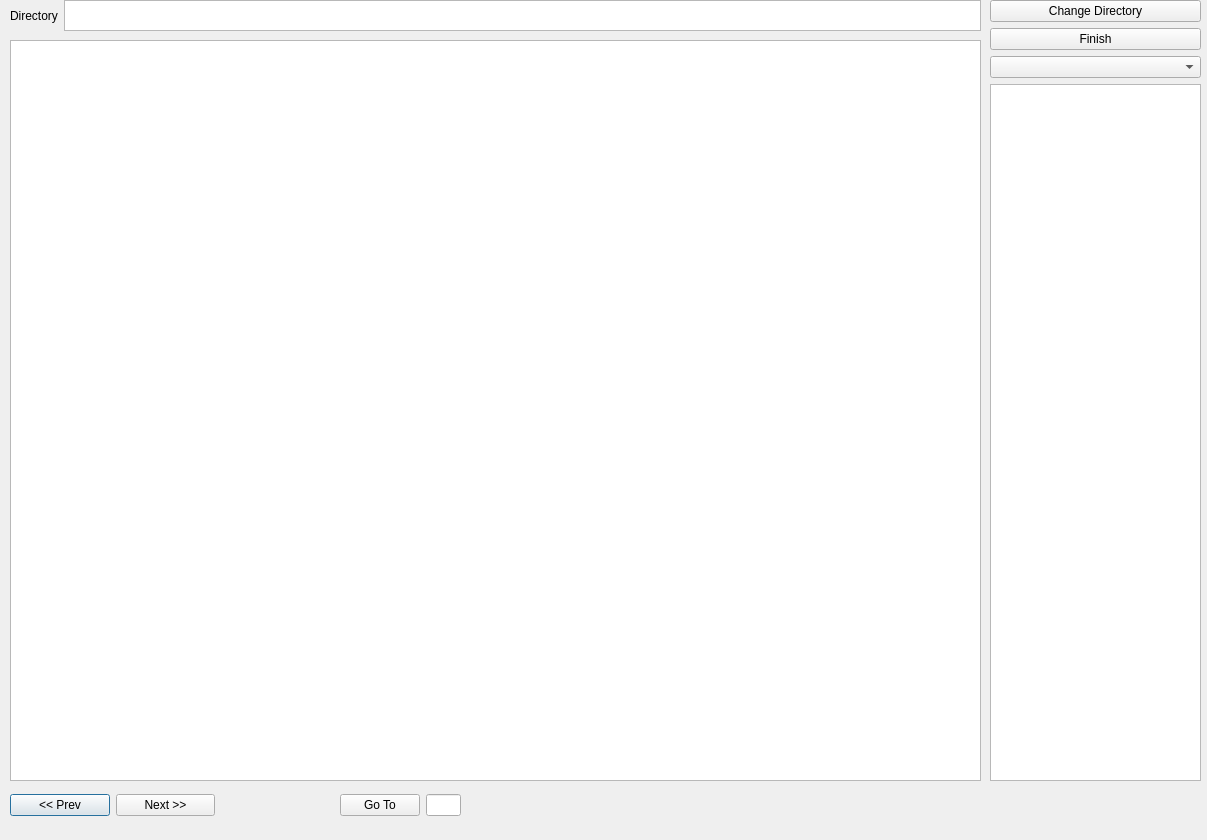
amorphousmd/Image_Labeler_PyQT5, file PyQTLabelerVer1.ui: the form before one commit.
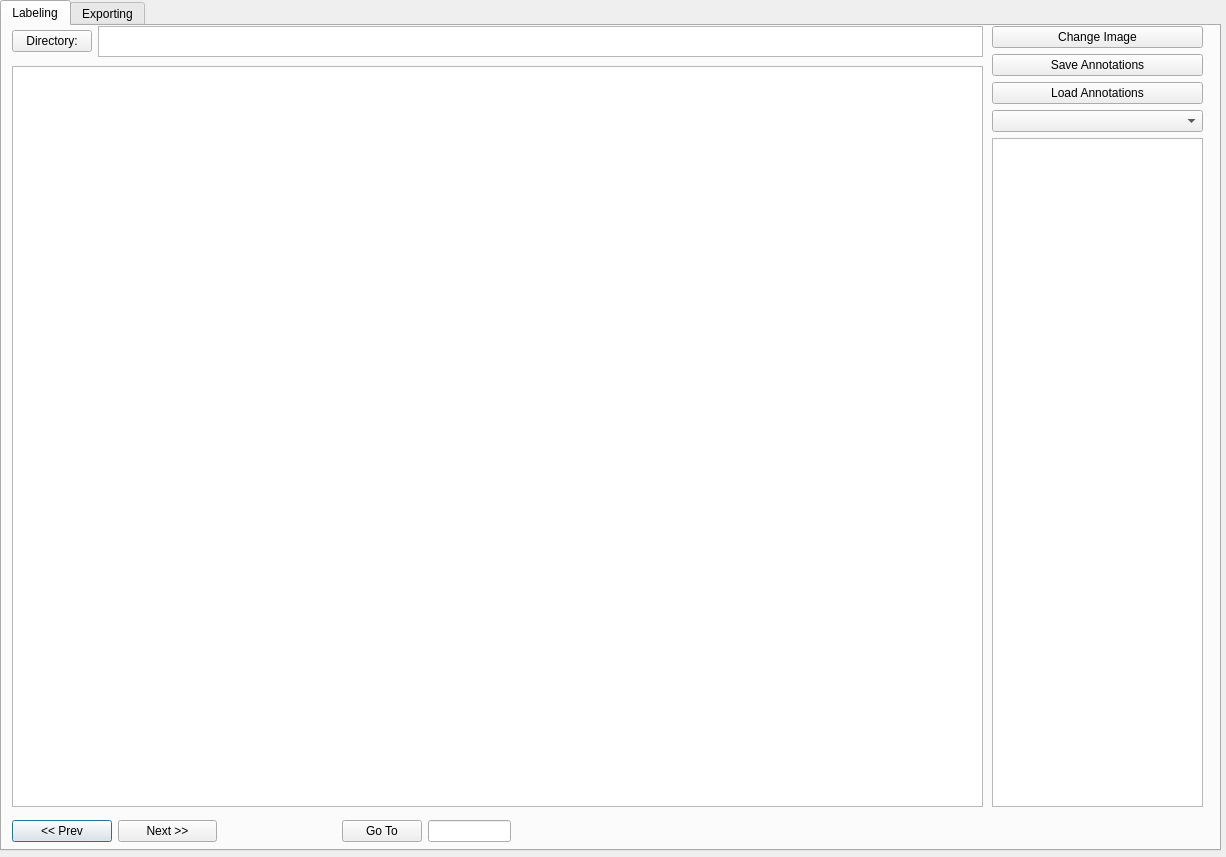
The form after the commit.

```diff
--- a/PyQTLabelerVer1.ui
+++ b/PyQTLabelerVer1.ui
@@ -6,13 +6,29 @@
    <rect>
     <x>0</x>
     <y>0</y>
-    <width>1207</width>
-    <height>840</height>
+    <width>1226</width>
+    <height>857</height>
    </rect>
   </property>
   <property name="windowTitle">
    <string>Dialog</string>
   </property>
+  <widget class="QTabWidget" name="tabWidget">
+   <property name="geometry">
+    <rect>
+     <x>0</x>
+     <y>0</y>
+     <width>1221</width>
+     <height>851</height>
+    </rect>
+   </property>
+   <property name="currentIndex">
+    <number>0</number>
+   </property>
+   <widget class="QWidget" name="tab">
+    <attribute name="title">
+     <string>Labeling</string>
+    </attribute>
   <widget class="QWidget" name="horizontalLayoutWidget">
    <property name="geometry">
     <rect>
@@ -46,16 +62,6 @@
     </item>
    </layout>
   </widget>
-  <widget class="QGraphicsView" name="graphicsView">
-   <property name="geometry">
-    <rect>
-     <x>10</x>
-     <y>40</y>
-     <width>971</width>
-     <height>741</height>
-    </rect>
-   </property>
-  </widget>
   <widget class="QWidget" name="horizontalLayoutWidget_2">
    <property name="geometry">
     <rect>
@@ -67,9 +73,9 @@
    </property>
    <layout class="QHBoxLayout" name="horizontalLayout_2">
     <item>
-     <widget class="QLabel" name="directory_label">
+       <widget class="QPushButton" name="dir_change_button">
       <property name="text">
-       <string>Directory</string>
+         <string>Directory:</string>
       </property>
      </widget>
     </item>
@@ -78,6 +84,16 @@
     </item>
    </layout>
   </widget>
+    <widget class="QGraphicsView" name="graphicsView">
+     <property name="geometry">
+      <rect>
+       <x>10</x>
+       <y>40</y>
+       <width>971</width>
+       <height>741</height>
+      </rect>
+     </property>
+    </widget>
   <widget class="QWidget" name="verticalLayoutWidget">
    <property name="geometry">
     <rect>
@@ -91,14 +107,21 @@
     <item>
      <widget class="QPushButton" name="cd_button">
       <property name="text">
-       <string>Change Directory</string>
+         <string>Change Image</string>
       </property>
      </widget>
     </item>
     <item>
      <widget class="QPushButton" name="finish_button">
       <property name="text">
-       <string>Finish</string>
+         <string>Save Annotations</string>
+        </property>
+       </widget>
+      </item>
+      <item>
+       <widget class="QPushButton" name="load_annotate_button">
+        <property name="text">
+         <string>Load Annotations</string>
       </property>
      </widget>
     </item>
@@ -106,7 +129,7 @@
      <widget class="QComboBox" name="comboBox"/>
     </item>
     <item>
-     <widget class="QTextBrowser" name="bbox_tbrowser"/>
+       <widget class="QListWidget" name="bbox_tbrowser"/>
     </item>
    </layout>
   </widget>
@@ -115,7 +138,7 @@
     <rect>
      <x>340</x>
      <y>790</y>
-     <width>121</width>
+       <width>169</width>
      <height>31</height>
     </rect>
    </property>
@@ -131,6 +154,13 @@
      <widget class="QLineEdit" name="index_ledit"/>
     </item>
    </layout>
+    </widget>
+   </widget>
+   <widget class="QWidget" name="tab_2">
+    <attribute name="title">
+     <string>Exporting</string>
+    </attribute>
+   </widget>
   </widget>
  </widget>
  <resources/>
```
Left out of the diff: 2 changed lines with no effect on the pictures. Lines whose indentation alone changed are shown as unchanged.
